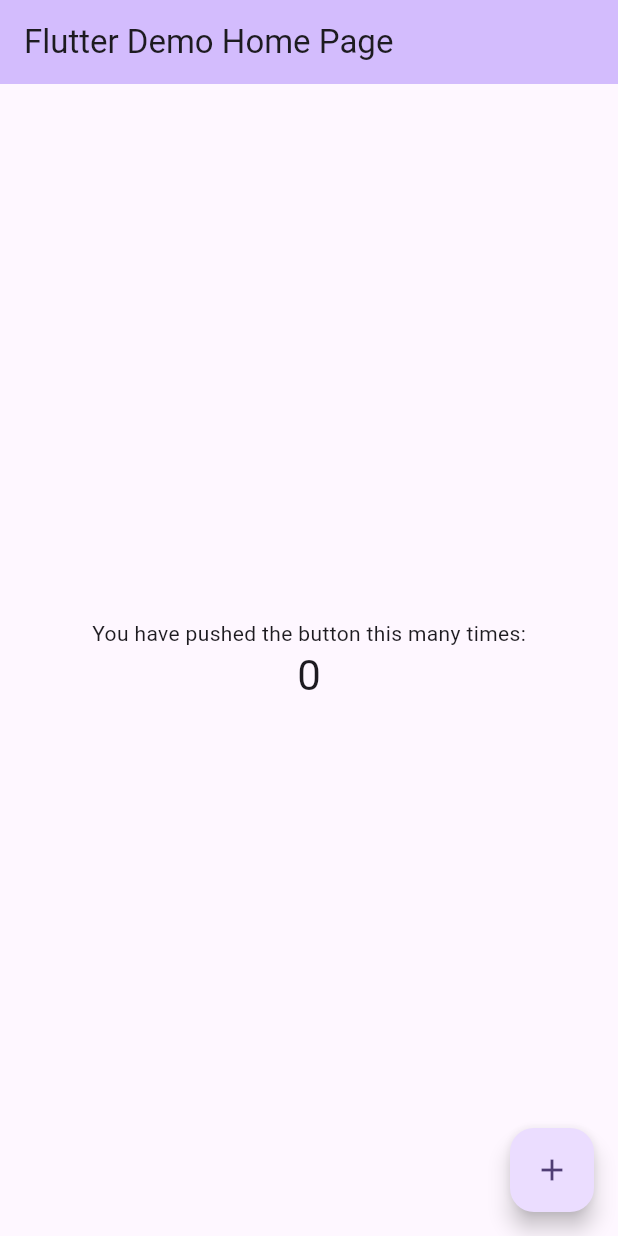
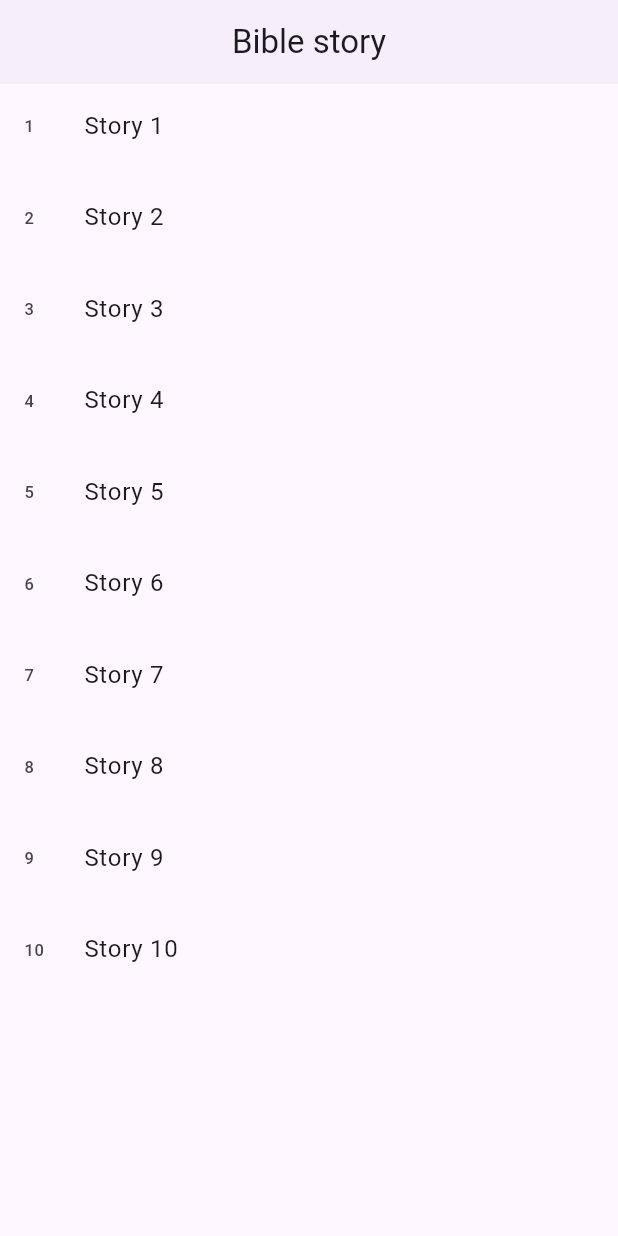
Before and after one commit to ethnosdev/story_app, a Flutter app: the screen it shows after launch, on a phone screen of 412 x 824 dp. Run offline on Flutter 3.47's test engine with Material 3 defaults, Android fonts, the phone set to English and light mode, and no system bars.

Commit message:
first home page version

```diff
--- a/example/lib/main.dart
+++ b/example/lib/main.dart
@@ -6,120 +6,36 @@ void main() {
 
 class MyApp extends StatelessWidget {
   const MyApp({super.key});
-
-  // This widget is the root of your application.
   @override
   Widget build(BuildContext context) {
     return MaterialApp(
-      title: 'Flutter Demo',
+      title: 'Story example',
       theme: ThemeData(
-        // This is the theme of your application.
-        //
-        // TRY THIS: Try running your application with "flutter run". You'll see
-        // the application has a purple toolbar. Then, without quitting the app,
-        // try changing the seedColor in the colorScheme below to Colors.green
-        // and then invoke "hot reload" (save your changes or press the "hot
-        // reload" button in a Flutter-supported IDE, or press "r" if you used
-        // the command line to start the app).
-        //
-        // Notice that the counter didn't reset back to zero; the application
-        // state is not lost during the reload. To reset the state, use hot
-        // restart instead.
-        //
-        // This works for code too, not just values: Most code changes can be
-        // tested with just a hot reload.
         colorScheme: ColorScheme.fromSeed(seedColor: Colors.deepPurple),
         useMaterial3: true,
       ),
-      home: const MyHomePage(title: 'Flutter Demo Home Page'),
+      home: const HomePage(),
     );
   }
 }
 
-class MyHomePage extends StatefulWidget {
-  const MyHomePage({super.key, required this.title});
-
-  // This widget is the home page of your application. It is stateful, meaning
-  // that it has a State object (defined below) that contains fields that affect
-  // how it looks.
-
-  // This class is the configuration for the state. It holds the values (in this
-  // case the title) provided by the parent (in this case the App widget) and
-  // used by the build method of the State. Fields in a Widget subclass are
-  // always marked "final".
-
-  final String title;
-
-  @override
-  State<MyHomePage> createState() => _MyHomePageState();
-}
-
-class _MyHomePageState extends State<MyHomePage> {
-  int _counter = 0;
-
-  void _incrementCounter() {
-    setState(() {
-      // This call to setState tells the Flutter framework that something has
-      // changed in this State, which causes it to rerun the build method below
-      // so that the display can reflect the updated values. If we changed
-      // _counter without calling setState(), then the build method would not be
-      // called again, and so nothing would appear to happen.
-      _counter++;
-    });
-  }
+class HomePage extends StatelessWidget {
+  const HomePage({super.key});
 
   @override
   Widget build(BuildContext context) {
-    // This method is rerun every time setState is called, for instance as done
-    // by the _incrementCounter method above.
-    //
-    // The Flutter framework has been optimized to make rerunning build methods
-    // fast, so that you can just rebuild anything that needs updating rather
-    // than having to individually change instances of widgets.
-    return Scaffold(
+    return SafeArea(child: Scaffold(
       appBar: AppBar(
-        // TRY THIS: Try changing the color here to a specific color (to
-        // Colors.amber, perhaps?) and trigger a hot reload to see the AppBar
-        // change color while the other colors stay the same.
-        backgroundColor: Theme.of(context).colorScheme.inversePrimary,
-        // Here we take the value from the MyHomePage object that was created by
-        // the App.build method, and use it to set our appbar title.
-        title: Text(widget.title),
+        elevation: 1,
+        centerTitle: true,
+        title: const Text("Bible story"),
       ),
-      body: Center(
-        // Center is a layout widget. It takes a single child and positions it
-        // in the middle of the parent.
-        child: Column(
-          // Column is also a layout widget. It takes a list of children and
-          // arranges them vertically. By default, it sizes itself to fit its
-          // children horizontally, and tries to be as tall as its parent.
-          //
-          // Column has various properties to control how it sizes itself and
-          // how it positions its children. Here we use mainAxisAlignment to
-          // center the children vertically; the main axis here is the vertical
-          // axis because Columns are vertical (the cross axis would be
-          // horizontal).
-          //
-          // TRY THIS: Invoke "debug painting" (choose the "Toggle Debug Paint"
-          // action in the IDE, or press "p" in the console), to see the
-          // wireframe for each widget.
-          mainAxisAlignment: MainAxisAlignment.center,
-          children: <Widget>[
-            const Text(
-              'You have pushed the button this many times:',
-            ),
-            Text(
-              '$_counter',
-              style: Theme.of(context).textTheme.headlineMedium,
-            ),
-          ],
+      body: ListView.separated(
+        itemBuilder: (context,idx)=> ListTile(
+          leading: Text("${idx+1}"),
+          title: Text("Story ${idx+1}"),
         ),
-      ),
-      floatingActionButton: FloatingActionButton(
-        onPressed: _incrementCounter,
-        tooltip: 'Increment',
-        child: const Icon(Icons.add),
-      ), // This trailing comma makes auto-formatting nicer for build methods.
+      separatorBuilder: (context,idx)=>const SizedBox(height: 5,), itemCount: 10),),
     );
   }
 }
```
